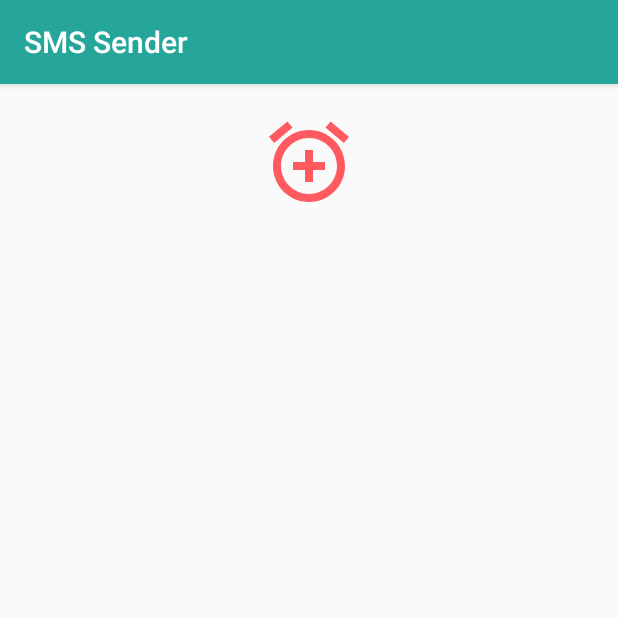
After one commit to nikhilmishra786/AutoSMSSender, an Android app: the AddAlarmsActivity screen opened directly, with no data from a screen before it, on a phone screen of 412 x 824 dp, the top half of it. The commit adds this screen. Run offline under Robolectric (Android 15) with nearby library versions, the phone set to English and light mode, and no system bars; 1 statement that could not run was skipped.

Commit message:
- Added new updated UI for @AddAlarm

```diff
--- a/app/src/main/AndroidManifest.xml
+++ b/app/src/main/AndroidManifest.xml
@@ -33,6 +33,8 @@
                   android:launchMode="singleTask"/>
         <activity android:name="com.infomantri.autosms.send.activity.AddAlarmActivity"
                   android:launchMode="singleTask"/>
+        <activity android:name="com.infomantri.autosms.send.activity.AddAlarmsActivity"
+                android:launchMode="singleTask"/>
 
         <receiver android:name="com.infomantri.autosms.send.receiver.AlarmReceiver"
                   android:enabled="true">
--- /dev/null
+++ b/app/src/main/java/com/infomantri/autosms/send/activity/AddAlarmsActivity.kt
@@ -0,0 +1,131 @@
+package com.infomantri.autosms.send.activity
+
+import android.app.AlarmManager
+import android.app.PendingIntent
+import android.content.Context
+import android.content.Intent
+import android.os.Bundle
+import android.util.Log
+import androidx.recyclerview.widget.LinearLayoutManager
+import com.infomantri.autosms.send.R
+import com.infomantri.autosms.send.TimerFragment
+import com.infomantri.autosms.send.adapter.AddAlarmsListAdapter
+import com.infomantri.autosms.send.base.BaseActivity
+import com.infomantri.autosms.send.database.AddAlarm
+import com.infomantri.autosms.send.receiver.AlarmReceiver
+import kotlinx.android.synthetic.main.activity_add_alarm.*
+import kotlinx.android.synthetic.main.activity_add_alarms.*
+import kotlinx.android.synthetic.main.activity_main.*
+import kotlinx.android.synthetic.main.recyclerview_add_alarm_item.*
+import java.text.SimpleDateFormat
+import java.util.*
+
+class AddAlarmsActivity : BaseActivity() {
+
+    private var repeatAlarm = false
+    val requestCode = 9999
+
+    private val addAlarmCalendar by lazy {
+        Calendar.getInstance().apply {
+            set(Calendar.SECOND,0)
+        }
+    }
+
+    private val alarmList by lazy {
+    }
+
+
+    override fun onCreate(savedInstanceState: Bundle?) {
+        super.onCreate(savedInstanceState)
+        setContentView(R.layout.activity_add_alarms)
+
+        setRecyclerView()
+        setOnClikckListiner()
+    }
+
+    private fun setRecyclerView() {
+        val adapter = AddAlarmsListAdapter()
+        add_alarm_recyclerview.adapter = adapter
+        val linearLayoutManager = LinearLayoutManager(this)
+        linearLayoutManager.reverseLayout = true
+        linearLayoutManager.stackFromEnd = true
+        add_alarm_recyclerview.layoutManager = linearLayoutManager
+
+        adapter.submitList(alarmList)
+    }
+
+    private fun setOnClikckListiner() {
+
+//        swRepeatAlarm.setOnCheckedChangeListener { compoundButton, isSelected ->
+//            repeatAlarm = isSelected
+//        }
+
+        ivAddReminder.setOnClickListener{
+            showTimePicker()
+        }
+
+    }
+
+    private fun showTimePicker() {
+
+
+        Calendar.getInstance().apply {
+            val timeFragment = TimerFragment.instance(get(Calendar.HOUR_OF_DAY), get(Calendar.MINUTE))
+
+            timeFragment.setTimeChangeListener(mOnTimeChangeListener)
+            timeFragment.show(supportFragmentManager, "time")
+        }
+    }
+
+    private val mOnTimeChangeListener = object : TimerFragment.OnTimeSelected {
+        override fun selectedTime(hour: Int, minute: Int, unit: String) {
+
+                    addAlarmCalendar.apply {
+                        set(Calendar.HOUR_OF_DAY, if (unit == "PM") hour + 12 else hour)
+                        set(Calendar.MINUTE, minute)
+                    }
+        }
+    }
+
+    private fun setAlarm(calendar: Calendar, requestCode: Int, title: String) {
+
+        val notifyIntent = Intent(this, AlarmReceiver::class.java).apply {
+            putExtra("reminder_timestamp", calendar.timeInMillis)
+            putExtra("reminder_id", requestCode)
+            putExtra("reminder_title", title)
+        }
+
+        val pendingIntent = PendingIntent.getBroadcast(
+            this,
+            requestCode,
+            notifyIntent,
+            PendingIntent.FLAG_UPDATE_CURRENT
+        )
+        val alarmManager = getSystemService(Context.ALARM_SERVICE) as AlarmManager
+
+        if(Date().after(calendar.time)){
+            calendar.add(Calendar.DAY_OF_MONTH, 1)
+            alarmManager.setRepeating(
+                AlarmManager.RTC_WAKEUP,
+                calendar.timeInMillis,
+                24 * 60 * 60 * 1000,
+                pendingIntent
+            )
+        }
+        else {
+            alarmManager.setRepeating(
+                AlarmManager.RTC_WAKEUP,
+                calendar.timeInMillis,
+                24 * 60 * 60 * 1000,
+                pendingIntent
+            )
+        }
+        Log.v("SET_ALARM", ">>> $title: ${calendar.formatDate()}")
+    }
+
+    fun Calendar.formatDate(): String? {
+        val simpleDateFormatter = SimpleDateFormat("MMM dd, yyyy hh:mm a", Locale.US)
+        return simpleDateFormatter.format(time)
+    }
+
+}
--- a/app/src/main/java/com/infomantri/autosms/send/activity/HomeActivity.kt
+++ b/app/src/main/java/com/infomantri/autosms/send/activity/HomeActivity.kt
@@ -113,7 +113,7 @@ class HomeActivity : BaseActivity() {
             }
 
             R.id.action_set_alarm -> {
-                val intent = Intent(this, AddAlarmActivity::class.java)
+                val intent = Intent(this, AddAlarmsActivity::class.java)
                 intent.flags = Intent.FLAG_ACTIVITY_CLEAR_TOP
                 startActivity(intent)
                 return true
--- /dev/null
+++ b/app/src/main/res/drawable/ic_add_alarm_red_64dp.xml
@@ -0,0 +1,5 @@
+<vector android:autoMirrored="true" android:height="64dp"
+    android:tint="#FF5A60" android:viewportHeight="24.0"
+    android:viewportWidth="24.0" android:width="64dp" xmlns:android="http://schemas.android.com/apk/res/android">
+    <path android:fillColor="#FF000000" android:pathData="M7.88,3.39L6.6,1.86 2,5.71l1.29,1.53 4.59,-3.85zM22,5.72l-4.6,-3.86 -1.29,1.53 4.6,3.86L22,5.72zM12,4c-4.97,0 -9,4.03 -9,9s4.02,9 9,9c4.97,0 9,-4.03 9,-9s-4.03,-9 -9,-9zM12,20c-3.87,0 -7,-3.13 -7,-7s3.13,-7 7,-7 7,3.13 7,7 -3.13,7 -7,7zM13,9h-2v3L8,12v2h3v3h2v-3h3v-2h-3L13,9z"/>
+</vector>
--- /dev/null
+++ b/app/src/main/res/layout/activity_add_alarms.xml
@@ -0,0 +1,31 @@
+<?xml version="1.0" encoding="utf-8"?>
+<androidx.constraintlayout.widget.ConstraintLayout xmlns:android="http://schemas.android.com/apk/res/android"
+        xmlns:app="http://schemas.android.com/apk/res-auto"
+        android:layout_width="match_parent"
+        android:layout_height="match_parent"
+        xmlns:tools="http://schemas.android.com/tools">
+
+
+    <ImageView
+            android:id="@+id/ivAddReminder"
+            android:layout_width="wrap_content"
+            android:layout_height="wrap_content"
+            android:layout_marginTop="@dimen/margin_20"
+            android:src="@drawable/ic_add_alarm_red_64dp"
+            app:layout_constraintEnd_toEndOf="parent"
+            app:layout_constraintStart_toStartOf="parent"
+            app:layout_constraintTop_toTopOf="parent" />
+
+    <androidx.recyclerview.widget.RecyclerView
+            android:id="@+id/add_alarm_recyclerview"
+            android:layout_width="match_parent"
+            android:layout_height="wrap_content"
+            app:layout_constraintEnd_toEndOf="parent"
+            app:layout_constraintStart_toStartOf="parent"
+            app:layout_constraintTop_toBottomOf="@id/ivAddReminder"
+            android:layout_marginBottom="@dimen/margin_20"
+            tools:layout_editor_absoluteX="10dp"
+            />
+
+
+</androidx.constraintlayout.widget.ConstraintLayout>
--- a/app/src/main/res/values/strings.xml
+++ b/app/src/main/res/values/strings.xml
@@ -1,5 +1,5 @@
 <resources>
-    <string name="app_name">Auto SMS Sender</string>
+    <string name="app_name">SMS Sender</string>
 
     <string name="hint_word">Enter you Message</string>
     <string name="button_save">Save</string>
```
Also changed, not shown: app/src/main/java/com/infomantri/autosms/send/adapter/AddAlarmsListAdapter.kt (added, +61 -0 lines), app/src/main/java/com/infomantri/autosms/send/adapter/MessageListAdapter.kt (+6 -3 lines), app/src/main/java/com/infomantri/autosms/send/database/AddAlarm.kt (added, +13 -0 lines), app/src/main/res/layout/recyclerview_add_alarm_item.xml (added, +30 -0 lines).
